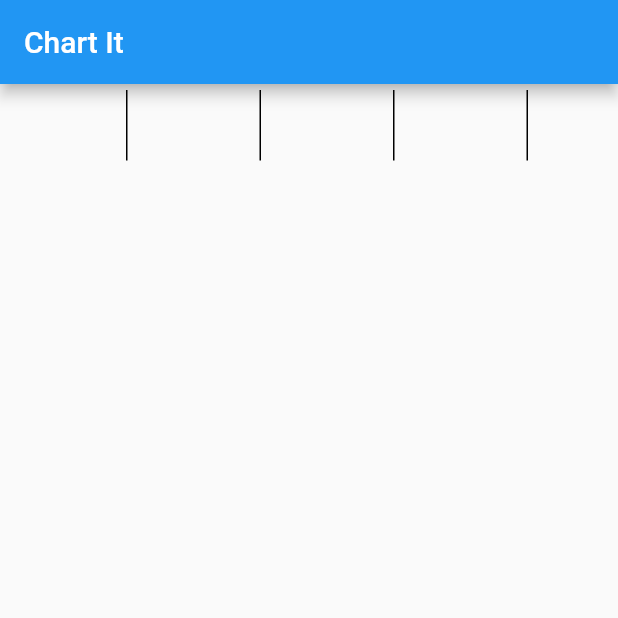
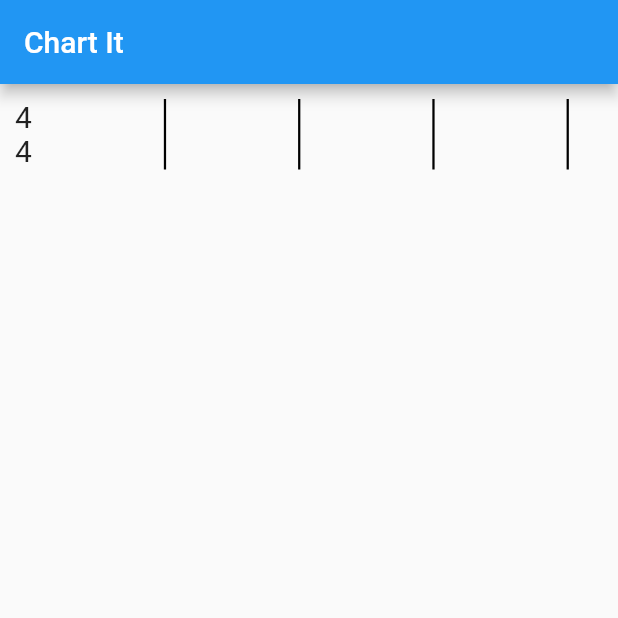
Before and after one commit to michalfain/ChartItFlutter, a Flutter app: the screen it shows after launch, on a phone screen of 412 x 824 dp, the top half of it. Run offline on Flutter 3.47's test engine with Material 2 defaults, Android fonts, the light colour scheme and no system bars.

Commit message:
added metronome_widget & barLine_widget

```diff
--- /dev/null
+++ b/lib/constants.dart
@@ -0,0 +1,3 @@
+import 'package:flutter/material.dart';
+
+const double metronomeWidgetFontSize = 20.0;
--- a/lib/main.dart
+++ b/lib/main.dart
@@ -1,3 +1,5 @@
+import 'package:chart_it/widgets/barline_widget.dart';
+import 'package:chart_it/widgets/metronome_widget.dart';
 import 'package:flutter/material.dart';
 import 'package:chart_it/widgets/ChordWidget.dart';
 
@@ -21,19 +23,29 @@ class _MyAppState extends State<MyApp> {
             style: TextStyle(color: Colors.white),
           ),
         ),
-        body: Column(
+        body: Padding(
+          padding: const EdgeInsets.all(10),
+          child: Column(
             children: [
               Row(
+                mainAxisAlignment: MainAxisAlignment.start,
+                crossAxisAlignment: CrossAxisAlignment.start,
                 children: [
+                  MetronomeWidget(),
                   GetChord(),
+                  BarLineWidget(),
                   GetChord(),
+                  BarLineWidget(),
                   GetChord(),
+                  BarLineWidget(),
                   GetChord(),
+                  BarLineWidget(),
                 ],
               ),
             ],
           ),
         ),
+      ),
     );
   }
 }
--- a/lib/widgets/ChordWidget.dart
+++ b/lib/widgets/ChordWidget.dart
@@ -21,8 +21,6 @@ class _GetChordState extends State<GetChord> {
             width: 80.0,
             child: TextField(
               decoration: InputDecoration(
-//                filled: true,
-//                fillColor: Colors.grey[100],
                 border: InputBorder.none,
               ),
               onChanged: (String c) {
@@ -32,11 +30,6 @@ class _GetChordState extends State<GetChord> {
               },
             ),
           ),
-          Container(
-            height: 47.0,
-            width: 1.0,
-            color: Colors.black,
-          ),
         ],
       ),
     );
--- /dev/null
+++ b/lib/widgets/barline_widget.dart
@@ -0,0 +1,12 @@
+import 'package:flutter/material.dart';
+
+class BarLineWidget extends StatelessWidget {
+  @override
+  Widget build(BuildContext context) {
+    return Container(
+      height: 47.0,
+      width: 1.5,
+      color: Colors.black,
+    );
+  }
+}
--- /dev/null
+++ b/lib/widgets/metronome_widget.dart
@@ -0,0 +1,20 @@
+import 'package:flutter/material.dart';
+
+import '../constants.dart';
+
+class MetronomeWidget extends StatelessWidget {
+  @override
+  Widget build(BuildContext context) {
+    return Container(
+      child: Column(
+        children: [
+          Text(
+            '4',
+            style: TextStyle(fontSize: metronomeWidgetFontSize),
+          ),
+          Text('4', style: TextStyle(fontSize: metronomeWidgetFontSize)),
+        ],
+      ),
+    );
+  }
+}
```
Lines whose indentation alone changed are shown as unchanged.
